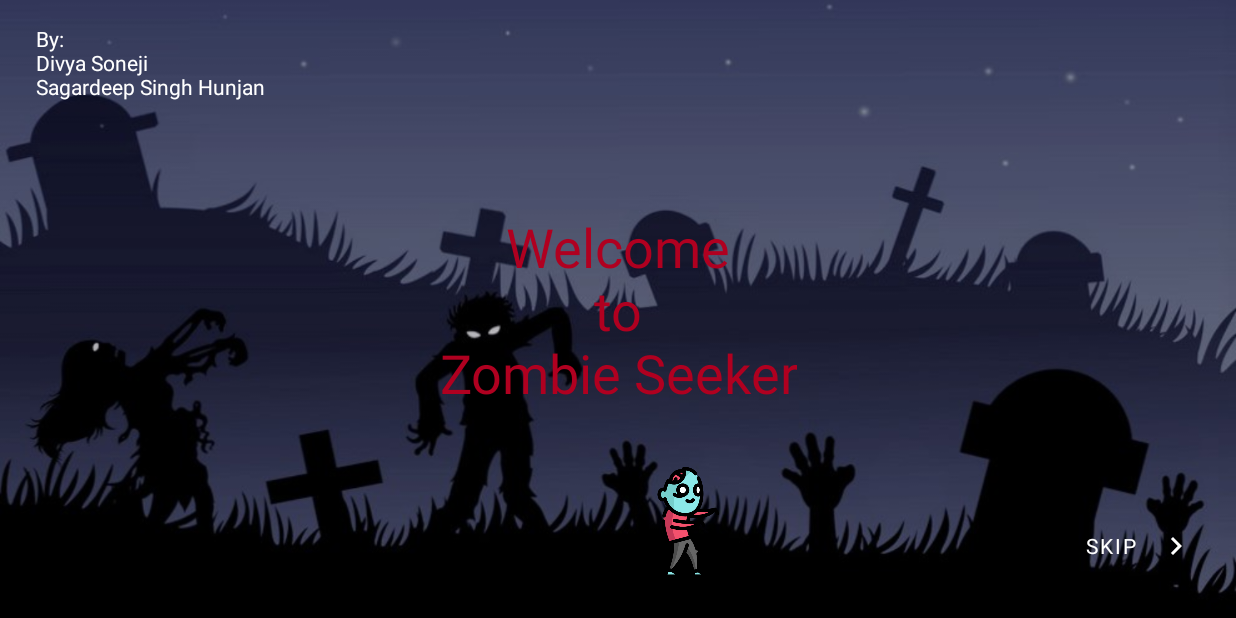
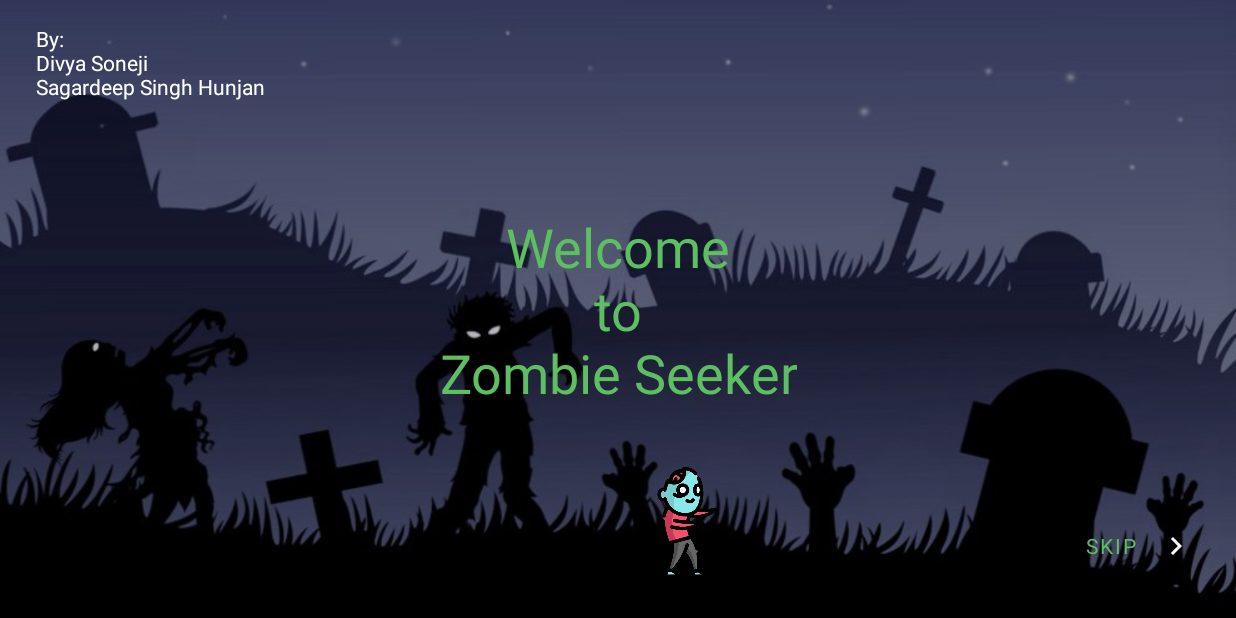
Before and after one commit to Sagardeep-Singh/ZombieSeeker, an Android app: the WelcomeActivity screen opened directly, with no data from a screen before it, on a phone screen of 824 x 412 dp (held sideways). Run offline under Robolectric (Android 15) with nearby library versions, the phone set to English and light mode, and no system bars; Roboto replaces fonts that are not available here.

Commit message:
Updated welcome message color to green Added green text color to colors.xml

```diff
--- a/app/src/main/java/com/cmpt276/mineseeker/PlayGameActivity.java
+++ b/app/src/main/java/com/cmpt276/mineseeker/PlayGameActivity.java
@@ -85,6 +85,8 @@ public class PlayGameActivity extends AppCompatActivity {
                         1.0f));
                 btn.setBackgroundResource(R.drawable.grave);
                 btn.setTextColor(getColor(R.color.white));
+                btn.setTextSize(24);
+
                 btn.setOnClickListener(view -> handleButtonClick((TileButton) view));
 
                 tableRow.addView(btn);
--- a/app/src/main/java/com/cmpt276/mineseeker/WelcomeActivity.java
+++ b/app/src/main/java/com/cmpt276/mineseeker/WelcomeActivity.java
@@ -46,7 +46,7 @@ public class WelcomeActivity extends AppCompatActivity {
                 ObjectAnimator.ofArgb(
                         textView,
                         "textColor",
-                        getColor(R.color.design_default_color_error)
+                        getColor(R.color.green_text)
                 ).setDuration(DURATION));
 
         ImageView image = this.findViewById(R.id.imgZombie);
--- a/app/src/main/res/layout/activity_play_game.xml
+++ b/app/src/main/res/layout/activity_play_game.xml
@@ -14,7 +14,7 @@
         android:layout_marginStart="8dp"
         android:layout_marginTop="8dp"
         android:fontFamily="@font/nosifer"
-        android:textColor="#5EBF62"
+        android:textColor="@color/green_text"
         app:layout_constraintStart_toStartOf="parent"
         app:layout_constraintTop_toTopOf="parent" />
 
@@ -25,7 +25,7 @@
         android:layout_marginTop="8dp"
         android:layout_marginEnd="8dp"
         android:fontFamily="@font/nosifer"
-        android:textColor="#5EBF62"
+        android:textColor="@color/green_text"
         app:layout_constraintEnd_toEndOf="parent"
         app:layout_constraintTop_toTopOf="parent" />
 
--- a/app/src/main/res/layout/activity_welcome.xml
+++ b/app/src/main/res/layout/activity_welcome.xml
@@ -14,7 +14,7 @@
         android:fontFamily="@font/nosifer"
         android:text="@string/welcome_activity_message"
         android:textAlignment="center"
-        android:textColor="#5EBF62"
+        android:textColor="@color/green_text"
         android:textSize="36sp"
         app:layout_constraintBottom_toBottomOf="parent"
         app:layout_constraintEnd_toEndOf="parent"
@@ -44,7 +44,7 @@
         android:paddingStart="4dp"
         android:paddingEnd="4dp"
         android:text="@string/welcome_activity_skip_txt"
-        android:textColor="@color/white"
+        android:textColor="@color/green_text"
         app:layout_constraintBottom_toBottomOf="parent"
         app:layout_constraintEnd_toEndOf="parent" />
 
--- a/app/src/main/res/layout/content_main.xml
+++ b/app/src/main/res/layout/content_main.xml
@@ -14,7 +14,7 @@
         android:layout_marginTop="24dp"
         android:fontFamily="@font/nosifer"
         android:text="@string/main_menu_header"
-        android:textColor="#5EBF62"
+        android:textColor="@color/green_text"
         android:textSize="40sp"
         app:layout_constraintEnd_toEndOf="parent"
         app:layout_constraintStart_toStartOf="parent"
--- a/app/src/main/res/values/colors.xml
+++ b/app/src/main/res/values/colors.xml
@@ -8,4 +8,5 @@
     <color name="black">#FF000000</color>
     <color name="white">#FFFFFFFF</color>
     <color name="transparent">#00000000</color>
+    <color name="green_text">#FF5EBF62</color>
 </resources>
```
